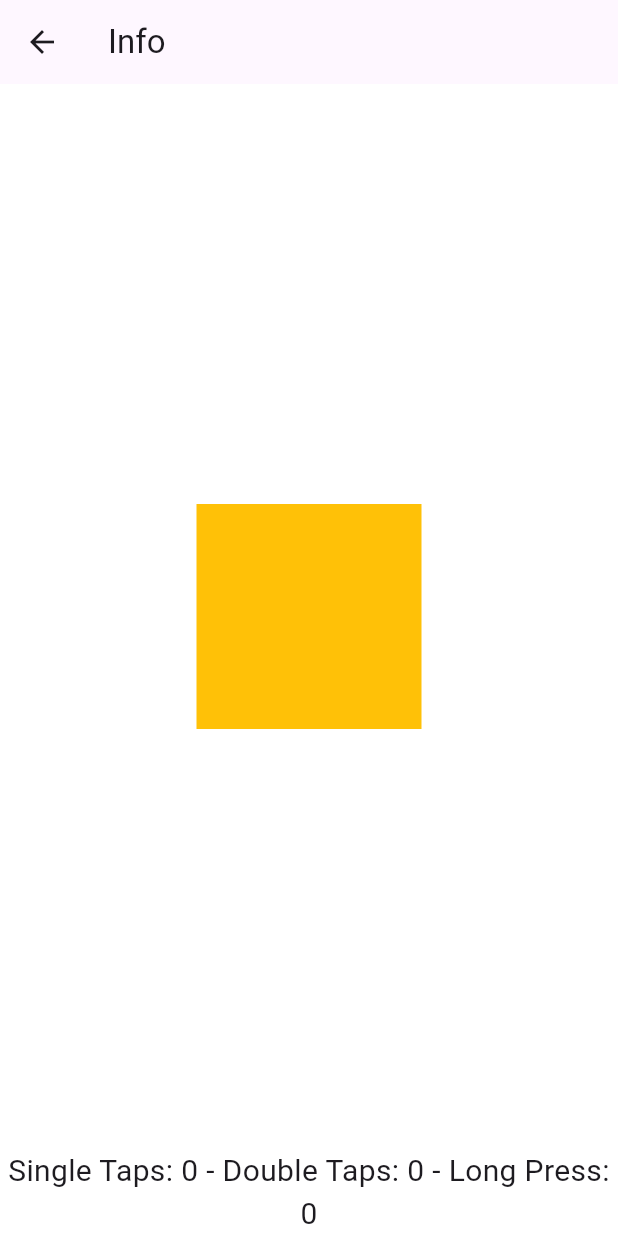
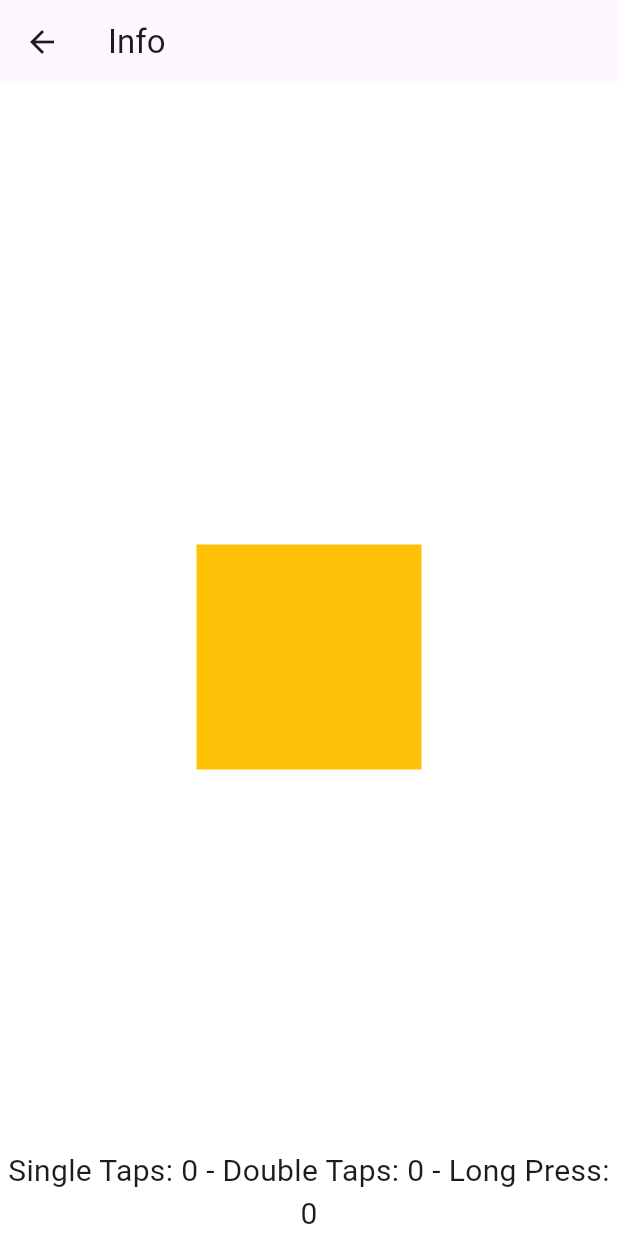
Before and after one commit to Wibiemahardhika22/hands-on-project-mikti, a Flutter app: the InfoPage screen opened directly, on a phone screen of 412 x 824 dp. Run offline on Flutter 3.47's test engine with Material 3 defaults, Android fonts, the phone set to English and light mode, and no system bars; our stand-ins replace curved_navigation_bar.

Commit message:
feat: Positioned Center

```diff
--- a/lib/pages/info_page.dart
+++ b/lib/pages/info_page.dart
@@ -8,20 +8,42 @@ class InfoPage extends StatefulWidget {
 }
 
 class _InfoPageState extends State<InfoPage> {
+  final double boxSize = 150;
+
   int numOfSingleTap = 0;
   int numOfDoubleTap = 0;
   int numOfLongPress = 0;
+
+  double posX = 0.0;
+  double posY = 0.0;
+
+  void centerPosition(BuildContext context) {
+    posX = (MediaQuery.of(context).size.width - boxSize) / 2;
+    posY = (MediaQuery.of(context).size.height - boxSize) / 2 - 30;
+
+    setState(() {
+      posX = posX;
+      posY = posY;
+    });
+  }
 
   @override
   Widget build(BuildContext context) {
     // Size screenSize = MediaQuery.of(context).size;
     // Orientation orientation = MediaQuery.of(context).orientation;
+    if (posX == 0) {
+      centerPosition(context);
+    }
 
     return Scaffold(
       appBar: AppBar(
         title: const Text("Info"),
       ),
-      body: Center(
+      body: Stack(
+        children: [
+          Positioned(
+            top: posY,
+            left: posX,
             child: GestureDetector(
               onTap: () {
                 setState(() {
@@ -39,17 +61,21 @@ class _InfoPageState extends State<InfoPage> {
                 });
               },
               child: Container(
-            width: 150,
-            height: 150,
+                width: boxSize,
+                height: boxSize,
                 color: Colors.amber,
               ),
             ),
           ),
+        ],
+      ),
       bottomNavigationBar: Text(
         "Single Taps: $numOfSingleTap - Double Taps: $numOfDoubleTap - Long Press: $numOfLongPress",
-        style: const TextStyle(fontSize: 20), textAlign: TextAlign.center,
+        style: const TextStyle(fontSize: 20),
+        textAlign: TextAlign.center,
       ),
     );
+
     // SafeArea(
     //   child: Center(
     //     child: Column(
```
Lines whose indentation alone changed are shown as unchanged.
